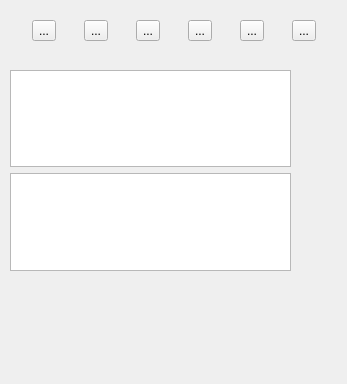
free6d1823/qrobot, file pageplay.ui: the form before one commit.
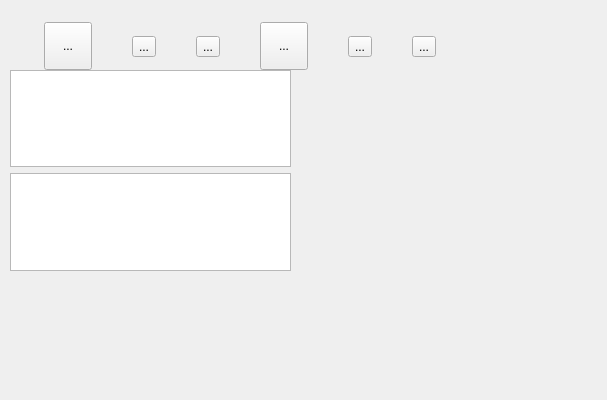
The form after the commit. Icons and pictures are not drawn.

Patch:
```diff
--- a/pageplay.ui
+++ b/pageplay.ui
@@ -6,10 +6,16 @@
    <rect>
     <x>0</x>
     <y>0</y>
-    <width>347</width>
-    <height>384</height>
+    <width>607</width>
+    <height>400</height>
    </rect>
   </property>
+  <property name="minimumSize">
+   <size>
+    <width>350</width>
+    <height>400</height>
+   </size>
+  </property>
   <property name="windowTitle">
    <string>Form</string>
   </property>
@@ -36,13 +42,19 @@
     <rect>
      <x>10</x>
      <y>10</y>
-     <width>331</width>
-     <height>41</height>
+     <width>464</width>
+     <height>73</height>
     </rect>
    </property>
    <layout class="QHBoxLayout" name="horizontalLayout">
     <item>
      <widget class="QToolButton" name="btnSlow">
+      <property name="minimumSize">
+       <size>
+        <width>48</width>
+        <height>48</height>
+       </size>
+      </property>
       <property name="text">
        <string>...</string>
       </property>
@@ -103,6 +115,12 @@
     </item>
     <item>
      <widget class="QToolButton" name="btnBegin">
+      <property name="minimumSize">
+       <size>
+        <width>48</width>
+        <height>48</height>
+       </size>
+      </property>
       <property name="text">
        <string>...</string>
       </property>
```
Left out of the diff: 20 changed lines with no effect on the pictures.
